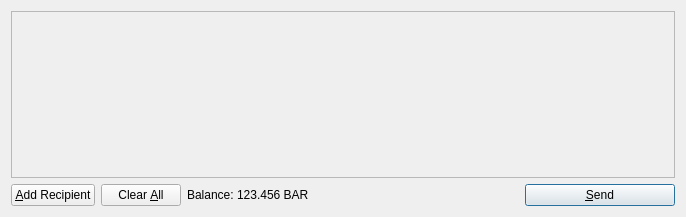
vov-crao/vovcoin, file src/qt/forms/sendcoinsdialog.ui: the form before one commit.
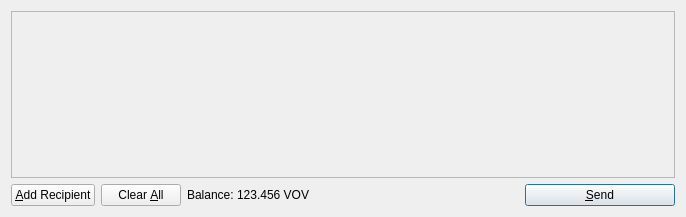
The form after the commit. Icons and pictures are not drawn.

The edit to the form file:
```diff
--- a/src/qt/forms/sendcoinsdialog.ui
+++ b/src/qt/forms/sendcoinsdialog.ui
@@ -119,7 +119,7 @@
           <cursorShape>IBeamCursor</cursorShape>
          </property>
          <property name="text">
-          <string>123.456 BAR</string>
+          <string>123.456 VOV</string>
          </property>
          <property name="textInteractionFlags">
           <set>Qt::LinksAccessibleByMouse|Qt::TextSelectableByKeyboard|Qt::TextSelectableByMouse</set>
```
Left out of the diff: 23 changed lines with no effect on the pictures.
